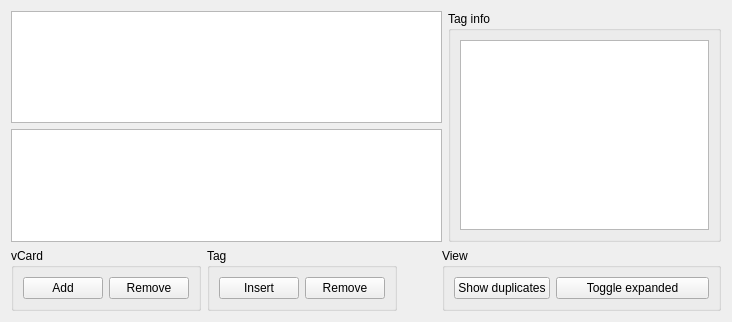
First picture: the form in ProjectWidget.ui, repository westerhofffl/vcard-editor, before the edit.
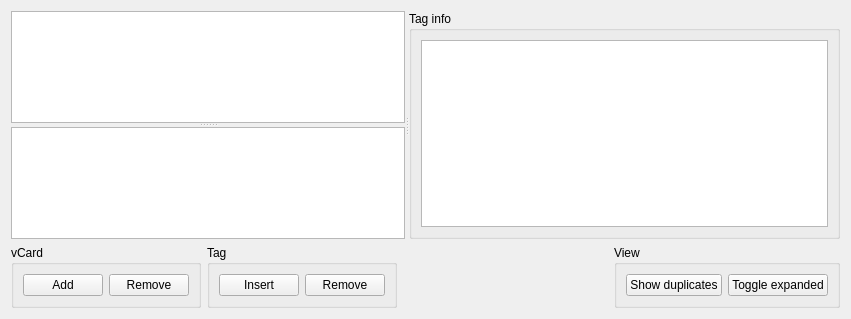
Second picture: the form after the edit.

```diff
--- a/ProjectWidget.ui
+++ b/ProjectWidget.ui
@@ -6,18 +6,36 @@
    <rect>
     <x>0</x>
     <y>0</y>
-    <width>732</width>
-    <height>322</height>
+    <width>851</width>
+    <height>319</height>
    </rect>
   </property>
   <property name="windowTitle">
    <string>Form</string>
   </property>
-  <layout class="QGridLayout" name="gridLayout">
-   <item row="0" column="0" colspan="4">
+  <layout class="QVBoxLayout" name="verticalLayout">
+   <item>
+    <widget class="QSplitter" name="splitter_2">
+     <property name="orientation">
+      <enum>Qt::Horizontal</enum>
+     </property>
+     <widget class="QSplitter" name="splitter">
+      <property name="orientation">
+       <enum>Qt::Vertical</enum>
+      </property>
     <widget class="QTreeView" name="treeView"/>
-   </item>
-   <item row="0" column="4" rowspan="2">
+      <widget class="QTreeView" name="duplicatesTreeView">
+       <property name="rootIsDecorated">
+        <bool>false</bool>
+       </property>
+       <attribute name="headerStretchLastSection">
+        <bool>false</bool>
+       </attribute>
+       <attribute name="headerStretchLastSection">
+        <bool>false</bool>
+       </attribute>
+      </widget>
+     </widget>
     <widget class="QGroupBox" name="groupBox_4">
      <property name="title">
       <string>Tag info</string>
@@ -32,16 +50,18 @@
       </item>
      </layout>
     </widget>
-   </item>
-   <item row="1" column="0" colspan="4">
-    <widget class="QTreeView" name="duplicatesTreeView">
-     <property name="rootIsDecorated">
-      <bool>false</bool>
-     </property>
     </widget>
    </item>
-   <item row="2" column="0">
+   <item>
+    <layout class="QHBoxLayout" name="horizontalLayout_6">
+     <item>
     <widget class="QGroupBox" name="groupBox">
+       <property name="sizePolicy">
+        <sizepolicy hsizetype="Fixed" vsizetype="Fixed">
+         <horstretch>0</horstretch>
+         <verstretch>0</verstretch>
+        </sizepolicy>
+       </property>
      <property name="title">
       <string>vCard</string>
      </property>
@@ -63,8 +83,14 @@
      </layout>
     </widget>
    </item>
-   <item row="2" column="1">
+     <item>
     <widget class="QGroupBox" name="groupBox_2">
+       <property name="sizePolicy">
+        <sizepolicy hsizetype="Fixed" vsizetype="Fixed">
+         <horstretch>0</horstretch>
+         <verstretch>0</verstretch>
+        </sizepolicy>
+       </property>
      <property name="title">
       <string>Tag</string>
      </property>
@@ -86,7 +112,7 @@
      </layout>
     </widget>
    </item>
-   <item row="2" column="2">
+     <item>
     <spacer name="horizontalSpacer_2">
      <property name="orientation">
       <enum>Qt::Horizontal</enum>
@@ -99,8 +125,14 @@
      </property>
     </spacer>
    </item>
-   <item row="2" column="3" colspan="2">
+     <item>
     <widget class="QGroupBox" name="groupBox_3">
+       <property name="sizePolicy">
+        <sizepolicy hsizetype="Fixed" vsizetype="Fixed">
+         <horstretch>0</horstretch>
+         <verstretch>0</verstretch>
+        </sizepolicy>
+       </property>
      <property name="title">
       <string>View</string>
      </property>
@@ -151,6 +183,12 @@
       </item>
       <item>
        <widget class="QPushButton" name="expandButton">
+          <property name="sizePolicy">
+           <sizepolicy hsizetype="Minimum" vsizetype="Fixed">
+            <horstretch>0</horstretch>
+            <verstretch>0</verstretch>
+           </sizepolicy>
+          </property>
         <property name="text">
          <string>Toggle expanded</string>
         </property>
@@ -158,6 +196,8 @@
       </item>
      </layout>
     </widget>
+     </item>
+    </layout>
    </item>
   </layout>
  </widget>
```
Lines whose indentation alone changed are shown as unchanged.
